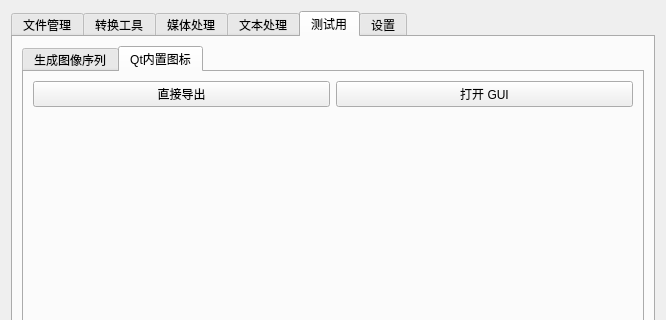
Above: app.ui from XJF2332/JABORT before the change; both pictures show x 0 to 666 and y 0 to 320 of the 666 by 677 pixel window. Below: the same form after it.
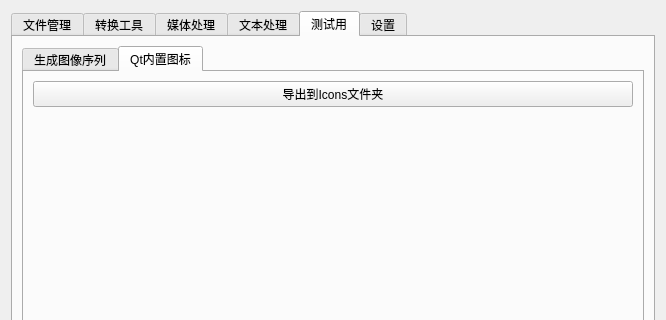
That is the form after the change. The open tabs and pages were chosen to show the change. Icons and pictures are not drawn.

Patch:
```diff
--- a/app.ui
+++ b/app.ui
@@ -1353,22 +1353,11 @@
           </attribute>
           <layout class="QVBoxLayout" name="verticalLayout_16">
            <item>
-            <layout class="QHBoxLayout" name="QtIconsBtns">
-             <item>
               <widget class="QPushButton" name="QtIconsExport">
                <property name="text">
-                <string>直接导出</string>
-               </property>
-              </widget>
-             </item>
-             <item>
-              <widget class="QPushButton" name="QtIconsShow">
-               <property name="text">
-                <string>打开 GUI</string>
-               </property>
-              </widget>
-             </item>
-            </layout>
+              <string>导出到Icons文件夹</string>
+             </property>
+            </widget>
            </item>
            <item>
             <spacer name="QtIconsSpacer">
```
Lines whose indentation alone changed are shown as unchanged.
